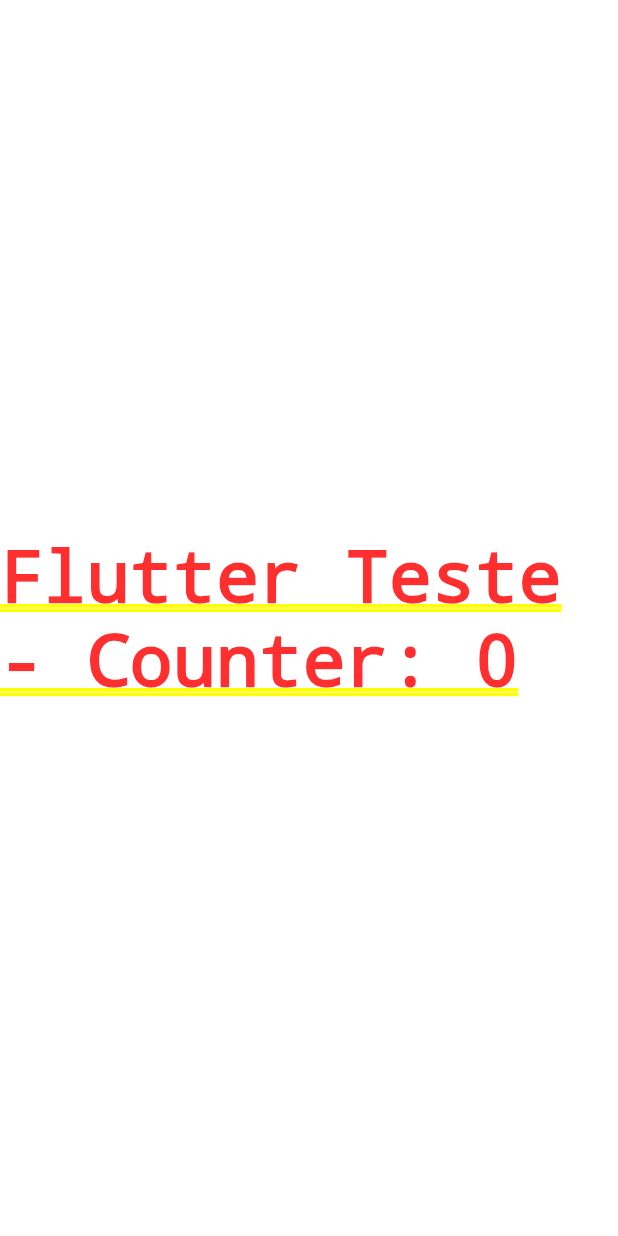
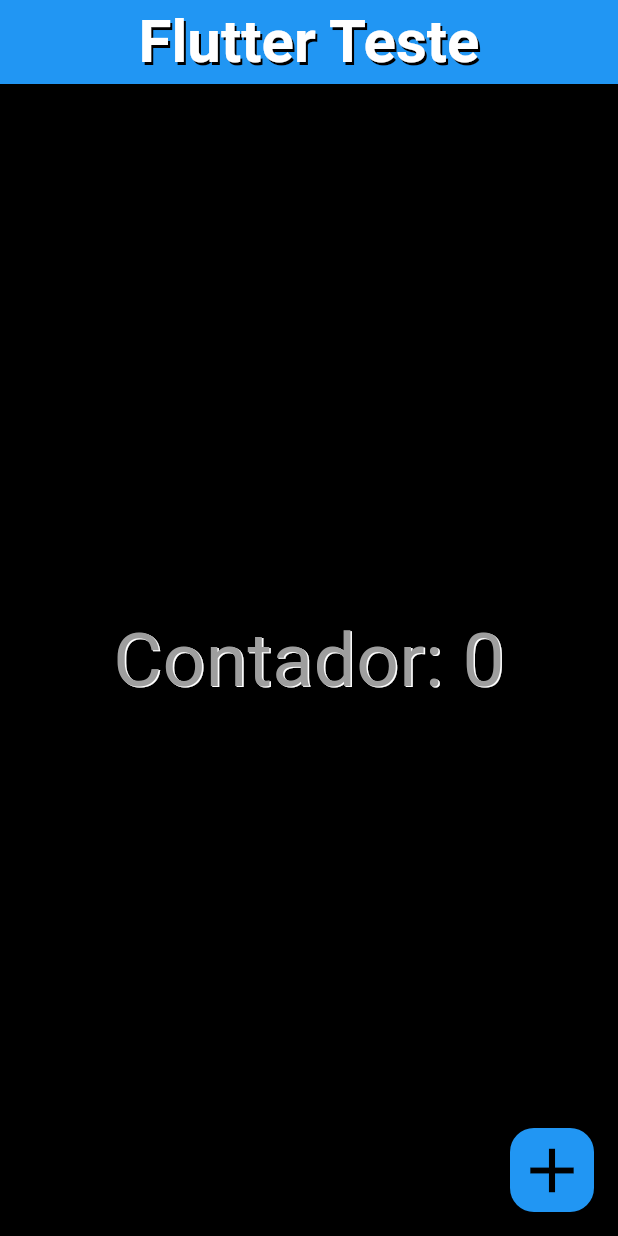
Before and after one commit to KevinFraga/flutter-test, a Flutter app: the screen it shows after launch, on a phone screen of 412 x 824 dp. Run offline on Flutter 3.47's test engine with Material 3 defaults, Android fonts, the phone set to English and light mode, and no system bars.

Commit message:
study: Scaffold

```diff
--- a/lib/main.dart
+++ b/lib/main.dart
@@ -1,55 +1,8 @@
 import 'package:flutter/material.dart';
+import 'package:teste/teste_widget.dart';
 
 void main() {
   runApp(const TesteWidget(
     title: 'Flutter Teste',
   ));
 }
-
-class TesteWidget extends StatelessWidget {
-  const TesteWidget({super.key, required this.title});
-
-  final String title;
-
-  @override
-  Widget build(BuildContext context) {
-    return MaterialApp(
-      home: TesteFullWidget(title: title),
-    );
-  }
-}
-
-class TesteFullWidget extends StatefulWidget {
-  const TesteFullWidget({super.key, required this.title});
-
-  final String title;
-
-  @override
-  State<TesteFullWidget> createState() {
-    return TesteFullWidgetState(title: title);
-  }
-}
-
-class TesteFullWidgetState extends State<TesteFullWidget> {
-  TesteFullWidgetState({required this.title});
-
-  final String title;
-  int counter = 0;
-
-  @override
-  Widget build(BuildContext context) {
-    return Container(
-      child: Center(
-        child: GestureDetector(
-          child: Text('$title - Counter: $counter'),
-          onTap: () {
-            setState(() {
-              counter++;
-            });
-            print('click: $counter');
-          },
-        ),
-      ),
-    );
-  }
-}
--- /dev/null
+++ b/lib/teste_full_widget.dart
@@ -0,0 +1,66 @@
+import 'package:flutter/material.dart';
+
+class TesteFullWidget extends StatefulWidget {
+  const TesteFullWidget({super.key, required this.title});
+
+  final String title;
+
+  @override
+  State<TesteFullWidget> createState() {
+    return TesteFullWidgetState(title: title);
+  }
+}
+
+class TesteFullWidgetState extends State<TesteFullWidget> {
+  TesteFullWidgetState({required this.title});
+
+  final String title;
+  int counter = 0;
+
+  @override
+  Widget build(BuildContext context) {
+    return Scaffold(
+      appBar: AppBar(
+        backgroundColor: Colors.blue,
+        title: Center(
+          child: Text(
+            title,
+            style: const TextStyle(
+              color: Colors.white,
+              fontSize: 40,
+              fontWeight: FontWeight.bold,
+              shadows: [Shadow(offset: Offset(1.5, 1.5))],
+            ),
+          ),
+        ),
+      ),
+      body: Container(
+        color: Colors.black,
+        child: Center(
+          child: Text(
+            'Contador: $counter',
+            style: const TextStyle(
+              fontSize: 50,
+              color: Colors.grey,
+              fontWeight: FontWeight.normal,
+              shadows: [Shadow(color: Colors.white, offset: Offset(1, 1))],
+            ),
+          ),
+        ),
+      ),
+      floatingActionButton: FloatingActionButton(
+        backgroundColor: Colors.blue,
+        child: const Icon(
+          Icons.add,
+          size: 50,
+          color: Colors.black,
+        ),
+        onPressed: () {
+          setState(() {
+            counter++;
+          });
+        },
+      ),
+    );
+  }
+}
--- /dev/null
+++ b/lib/teste_widget.dart
@@ -0,0 +1,15 @@
+import 'package:flutter/material.dart';
+import 'package:teste/teste_full_widget.dart';
+
+class TesteWidget extends StatelessWidget {
+  const TesteWidget({super.key, required this.title});
+
+  final String title;
+
+  @override
+  Widget build(BuildContext context) {
+    return MaterialApp(
+      home: TesteFullWidget(title: title),
+    );
+  }
+}
```
